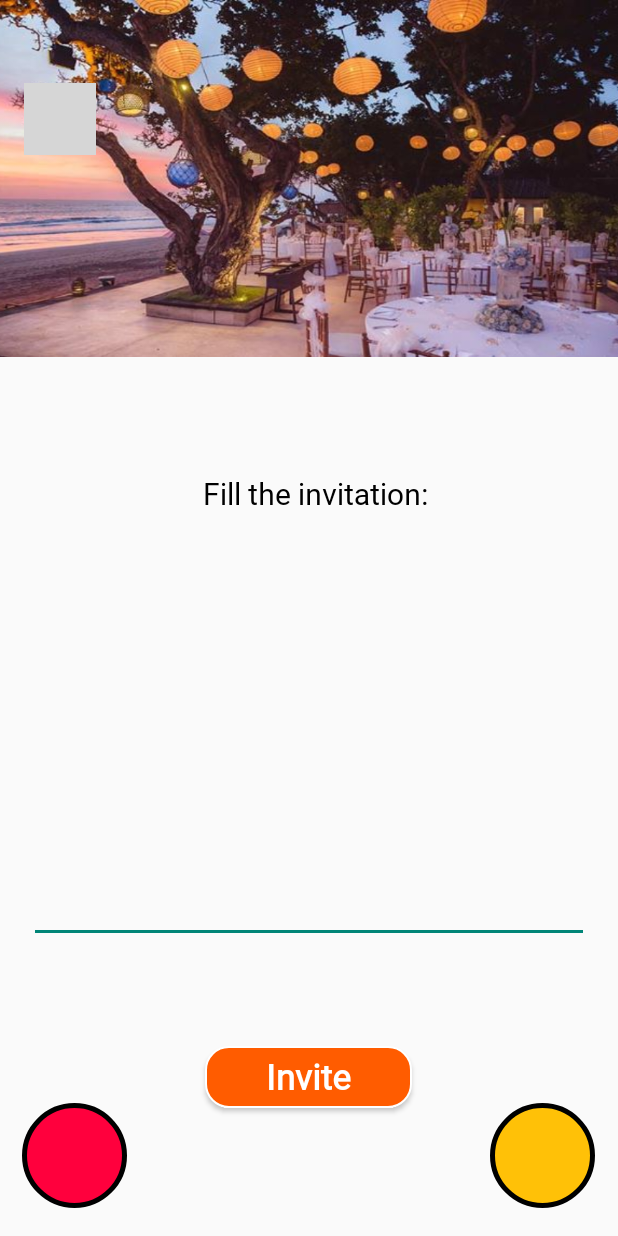
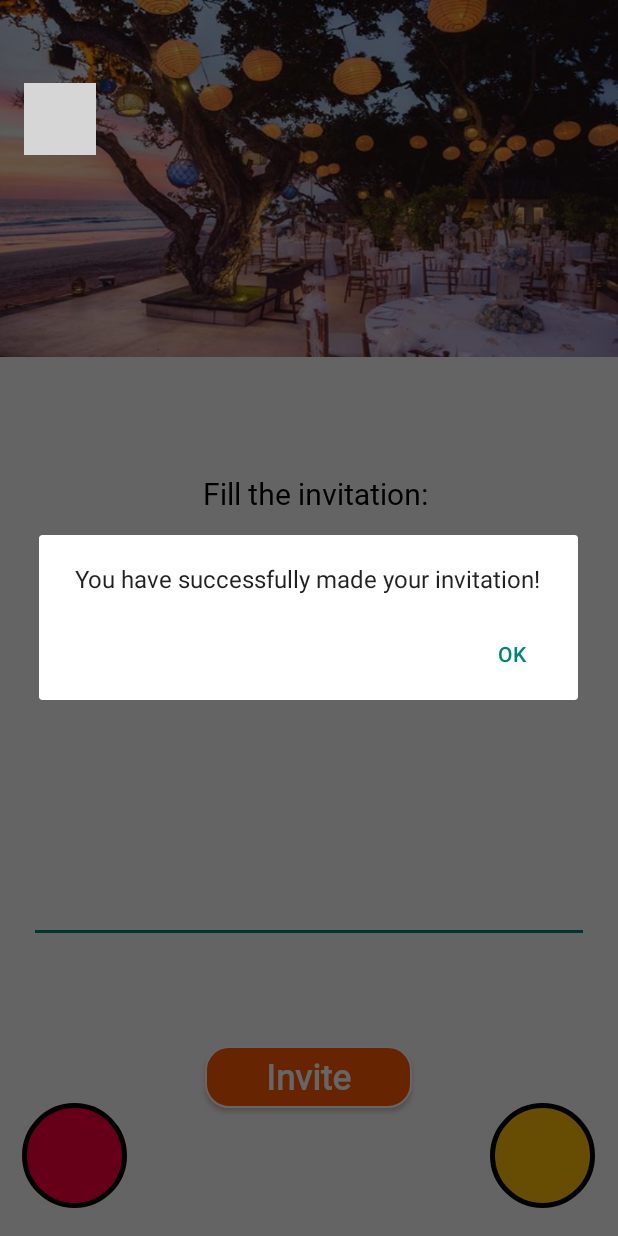
Before and after one commit to Mpooks/reasy, an Android app: the invitation_page screen opened directly, with no data from a screen before it, after a tap on "Invite", on a phone screen of 412 x 824 dp. Run offline under Robolectric (Android 15) with nearby library versions, the light colour scheme and no system bars; Roboto replaces fonts that are not available here; 10 statements that could not run were skipped; grey boxes are pictures that could not be loaded.

Commit message:
na allaksw kai to seq

```diff
--- a/reasy_android_studio/Reasy/app/src/main/java/com/example/reasy/active_receptions_page.java
+++ b/reasy_android_studio/Reasy/app/src/main/java/com/example/reasy/active_receptions_page.java
@@ -17,6 +17,7 @@ import java.util.ArrayList;
 
 public class active_receptions_page extends AppCompatActivity {
     private int id;
+    private String date;
     private ArrayList<Integer> recid=new ArrayList<>(),fid=new ArrayList<>();
     private ArrayList<reception> rec=new ArrayList<>();
     private ArrayList<String> recd=new ArrayList<>();
@@ -24,7 +25,7 @@ public class active_receptions_page extends AppCompatActivity {
     private TextView text4;
 
     public void invite(int i){
-        fid=customer.getFriendList(active_receptions_page.this,id);
+        fid=customer.getFriendList(active_receptions_page.this,id,i);
         if(fid.isEmpty()){
             popupMessage();
         }else{
@@ -41,6 +42,7 @@ public class active_receptions_page extends AppCompatActivity {
         b.putIntegerArrayList("recid",recid);
         b.putStringArrayList("recd",recd);
         b.putInt("rid",i);
+        b.putString("date",date);
         intent.putExtras(b);
         startActivity(intent);
     }
@@ -92,6 +94,7 @@ public class active_receptions_page extends AppCompatActivity {
                 tv.setOnClickListener(new View.OnClickListener() {
                     @Override
                     public void onClick(View view) {
+                        date=recd.get(recid.indexOf(i));
                         invite(i);
                     }
                 });
--- a/reasy_android_studio/Reasy/app/src/main/java/com/example/reasy/invitation.java
+++ b/reasy_android_studio/Reasy/app/src/main/java/com/example/reasy/invitation.java
@@ -18,5 +18,17 @@ public class invitation {
         this.customer_id = customer_id;
         this.date = date;
     }
+    public static void createInv(Context c, ArrayList<Integer> cid,int rid,String date) {
+        try {
+            DatabaseManager dbm = new DatabaseManager(c);
+            dbm.open();
+            for(int j:cid) {
+                dbm.insertInv(j, rid, date);
+            }
+            dbm.close();
+        } catch (SQLDataException e) {
+            throw new RuntimeException(e);
+        }
+    }
 
 }
--- a/reasy_android_studio/Reasy/app/src/main/java/com/example/reasy/invitation_page.java
+++ b/reasy_android_studio/Reasy/app/src/main/java/com/example/reasy/invitation_page.java
@@ -1,18 +1,65 @@
 package com.example.reasy;
 
+import android.content.DialogInterface;
+import android.content.Intent;
 import android.os.Bundle;
+import android.view.View;
+import android.widget.EditText;
+import android.widget.LinearLayout;
 
+import androidx.appcompat.app.AlertDialog;
 import androidx.appcompat.app.AppCompatActivity;
+
+import java.util.ArrayList;
 
 public class invitation_page extends AppCompatActivity {
 
-    public void fillAndValidate(){}
-    public void finalInvitation(){}
-    public void addtoCalendar(){}
-
+    private int id,rid,a,num,fnum,w;
+    private String date,r;
+    private ArrayList<Integer> recid=new ArrayList<>(),fid=new ArrayList<>(),invited=new ArrayList<>();
+    private ArrayList<Integer> av=new ArrayList<>();
+    private ArrayList<reception> rec=new ArrayList<>();
+    private ArrayList<String> recd=new ArrayList<>(),cn=new ArrayList<>();
+    private EditText e;
+    public void fillAndValidate(View view){
+        r=String.valueOf(e.getText());
+        invitation.createInv(invitation_page.this,av,rid,date);
+        popupMessage();
+    }
     @Override
     protected void onCreate(Bundle savedInstanceState) {
         super.onCreate(savedInstanceState);
         setContentView(R.layout.activity_invitation_page);
+        Bundle bundle = getIntent().getExtras();
+        id= bundle.getInt("id");
+        rid= bundle.getInt("rid");
+        recid= bundle.getIntegerArrayList("recid");
+        recd= bundle.getStringArrayList("recd");
+        fid= bundle.getIntegerArrayList("fid");
+        date=bundle.getString("date");
+        av=bundle.getIntegerArrayList("av");
+        num=bundle.getInt("num");
+        fnum=bundle.getInt("fnum");
+        w=bundle.getInt("w");
+        e = findViewById(R.id.details2);
+    }
+
+    public void popupMessage(){
+        AlertDialog.Builder alertDialogBuilder = new AlertDialog.Builder(this);
+        alertDialogBuilder.setMessage("You have successfully made your invitation!");
+        alertDialogBuilder.setNegativeButton("ok", new DialogInterface.OnClickListener(){
+
+            @Override
+            public void onClick(DialogInterface dialogInterface, int i) {
+                Intent intent=new Intent(invitation_page.this,main_page.class);
+                Bundle b = new Bundle();
+                //Add your data to bundle
+                b.putInt("id", id);
+                intent.putExtras(b);
+                startActivity(intent);
+            }
+        });
+        AlertDialog alertDialog = alertDialogBuilder.create();
+        alertDialog.show();
     }
 }
--- a/reasy_android_studio/Reasy/app/src/main/java/com/example/reasy/shop_menu_page.java
+++ b/reasy_android_studio/Reasy/app/src/main/java/com/example/reasy/shop_menu_page.java
@@ -72,7 +72,7 @@ public class shop_menu_page extends AppCompatActivity {
                     qu = Integer.valueOf(q.getText().toString());
                 } else {
                     foundq = 1;
-                    text5.setText("Insufficient available quantity."+pr_m.getQuantity());
+                    text5.setText("Insufficient available quantity.");
                 }
             }
             if (foundq == 0 && foundp == 0) {
--- a/reasy_android_studio/Reasy/app/src/main/res/layout/activity_invitation_page.xml
+++ b/reasy_android_studio/Reasy/app/src/main/res/layout/activity_invitation_page.xml
@@ -27,7 +27,7 @@
         android:layout_height="41dp"
         android:background="@drawable/orange_button"
         android:fontFamily="@font/seoulhangang_cbl_regular"
-        android:onClick="finalInvitation"
+        android:onClick="fillAndValidate"
         android:text="Invite"
         android:textAllCaps="false"
         android:textColor="#ffffff"
@@ -39,14 +39,6 @@
         app:layout_constraintStart_toStartOf="parent"
         app:layout_constraintTop_toTopOf="parent"
         app:layout_constraintVertical_bias="0.891" />
-
-    <LinearLayout
-        android:id="@+id/linear_layout"
-        android:layout_width="match_parent"
-        android:layout_height="wrap_content"
-        android:orientation="vertical">
-
-    </LinearLayout>
 
     <TextView
         android:id="@+id/textViewc26"
```
Also changed, not shown: reasy_android_studio/Reasy/app/src/main/java/com/example/reasy/DatabaseManager.java (+45 -2 lines), reasy_android_studio/Reasy/app/src/main/java/com/example/reasy/calendar.java (+33 -0 lines), reasy_android_studio/Reasy/app/src/main/java/com/example/reasy/customer.java (+14 -10 lines), reasy_android_studio/Reasy/app/src/main/java/com/example/reasy/final_order_page.java (+19 -17 lines), reasy_android_studio/Reasy/app/src/main/java/com/example/reasy/friend_list_page.java (+55 -1 lines).
